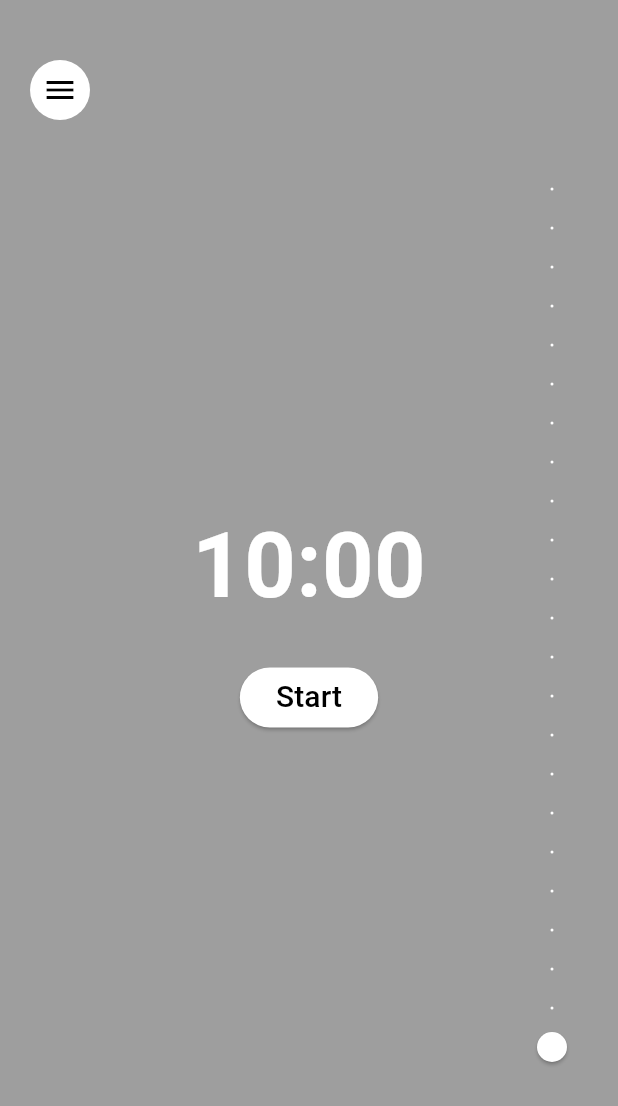
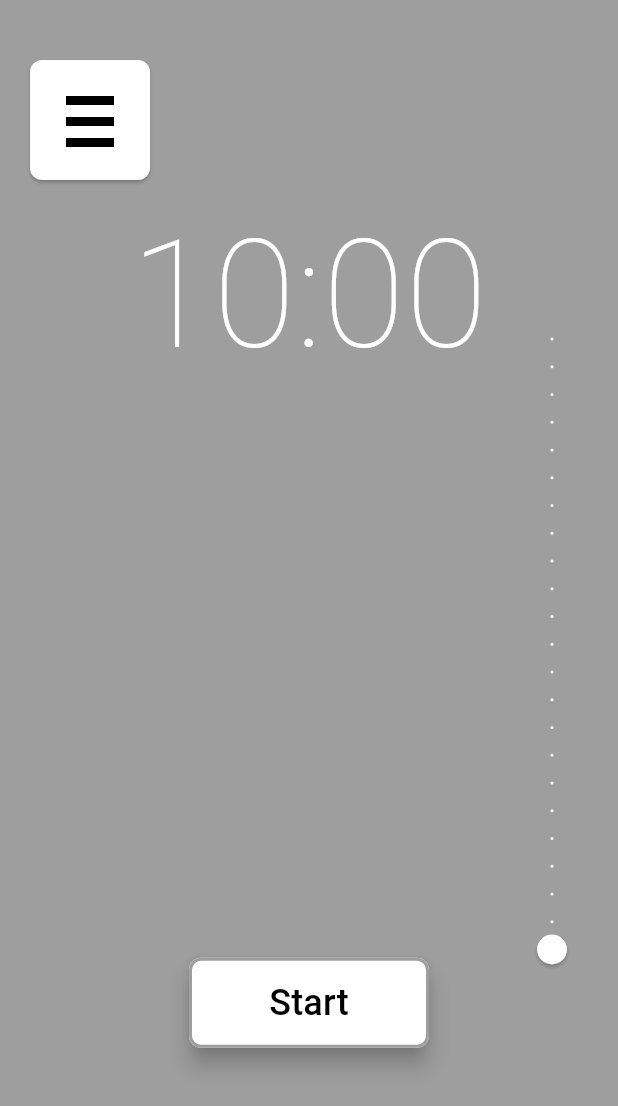
Before and after one commit to Jozephh/cj_study_timer, a Flutter app: the screen it shows after launch, on a phone screen of 412 x 824 dp. Shown: the top 1106 px of the screen. Run offline on Flutter 3.47's test engine with Material 3 defaults, Android fonts, the light colour scheme and no system bars; our stand-ins replace google_fonts.

Commit message:
Changes to slier and more

```diff
--- a/cj_study_timer/lib/main.dart
+++ b/cj_study_timer/lib/main.dart
@@ -32,7 +32,7 @@ class TimerScreen extends StatefulWidget {
 }
 
 class _TimerScreenState extends State<TimerScreen>
-    with SingleTickerProviderStateMixin {
+    with TickerProviderStateMixin {
   double _sliderValue = 10; // Default to 10 minutes
   int _timeInSeconds = 600; // 10 minutes in seconds
   Timer? _timer;
@@ -40,6 +40,7 @@ class _TimerScreenState extends State<TimerScreen>
   late int _initialTimeInSeconds;
   bool _showMenu = false; // Menu visibility state
   late AnimationController _animationController; // Animation for slider
+  late AnimationController _menuController; // Animation for menu slide
 
   @override
   void initState() {
@@ -48,6 +49,10 @@ class _TimerScreenState extends State<TimerScreen>
     _animationController = AnimationController(
       vsync: this,
       duration: const Duration(milliseconds: 600),
+    );
+    _menuController = AnimationController(
+      vsync: this,
+      duration: const Duration(milliseconds: 400), // Menu slide duration
     );
   }
 
@@ -81,7 +86,7 @@ class _TimerScreenState extends State<TimerScreen>
     setState(() {
       _isRunning = false;
       _timeInSeconds = _initialTimeInSeconds;
-      _animationController.reverse(); // Bring the slider back when cancel
+      _animationController.reverse(); // Bring the slider back when canceled
     });
   }
 
@@ -97,19 +102,60 @@ class _TimerScreenState extends State<TimerScreen>
       backgroundColor: Colors.grey, // Grey background
       body: Stack(
         children: [
-          // Menu Button
+          // Menu Button (Square-shaped with bigger, bolder lines)
           Positioned(
             top: 40,
             left: 20,
-            child: CircleAvatar(
+            child: SizedBox(
+              width: 80, // Menu button size
+              height: 80,
+              child: ElevatedButton(
+                style: ElevatedButton.styleFrom(
+                  shape: RoundedRectangleBorder(
+                    borderRadius: BorderRadius.circular(8), // Square shape
+                  ),
                   backgroundColor: Colors.white,
-              child: IconButton(
-                icon: const Icon(Icons.menu, color: Colors.black),
+                ),
                 onPressed: () {
                   setState(() {
                     _showMenu = !_showMenu;
+                    if (_showMenu) {
+                      _menuController.forward(); // Slide menu in
+                    } else {
+                      _menuController.reverse(); // Slide menu out
+                    }
                   });
                 },
+                // Custom lines for the menu button
+                child: Stack(
+                  alignment: Alignment.center,
+                  children: [
+                    Positioned(
+                      top: 24,
+                      child: Container(
+                        width: 40,
+                        height: 6,
+                        color: Colors.black,
+                      ),
+                    ),
+                    Positioned(
+                      top: 38,
+                      child: Container(
+                        width: 40,
+                        height: 6,
+                        color: Colors.black,
+                      ),
+                    ),
+                    Positioned(
+                      top: 52,
+                      child: Container(
+                        width: 40,
+                        height: 6,
+                        color: Colors.black,
+                      ),
+                    ),
+                  ],
+                ),
               ),
             ),
           ),
@@ -120,14 +166,20 @@ class _TimerScreenState extends State<TimerScreen>
               children: [
                 Text(
                   _formattedTime,
-                  style: const TextStyle(
+                  style: GoogleFonts.roboto(
+                    textStyle: const TextStyle(
+                      fontSize: 100, // Much larger timer font
+                      fontWeight: FontWeight.w100, // Thin style for timer
                       color: Colors.white,
-                    fontSize: 60,
-                    fontWeight: FontWeight.bold,
                     ),
                   ),
-                const SizedBox(height: 20),
-                ElevatedButton(
+                ),
+                const SizedBox(
+                    height: 370), // Added space between timer and button
+                SizedBox(
+                  width: 160, // Proportional size for the start button
+                  height: 60,
+                  child: ElevatedButton(
                     onPressed: _startTimer,
                     style: ElevatedButton.styleFrom(
                       backgroundColor: _isRunning
@@ -135,16 +187,20 @@ class _TimerScreenState extends State<TimerScreen>
                               0xFFEF9A9A) // Soft pastel red when running
                           : Colors.white,
                       foregroundColor: _isRunning ? Colors.white : Colors.black,
-                    side: _isRunning
-                        ? const BorderSide(color: Color(0xFFF48FB1), width: 2.0)
-                        : null,
+                      side: const BorderSide(
+                          color: Colors.grey, width: 2.0), // Light grey border
+                      shadowColor: Colors.black, // Shading for the button
+                      elevation: 6, // Add depth to the button
                       shape: RoundedRectangleBorder(
-                      borderRadius: BorderRadius.circular(30),
+                        borderRadius:
+                            BorderRadius.circular(8), // Rounded corners
                       ),
                     ),
                     child: Text(
                       _isRunning ? "Cancel" : "Start",
-                    style: const TextStyle(fontSize: 20),
+                      style: const TextStyle(
+                          fontSize: 24), // Larger font in button
+                    ),
                   ),
                 ),
               ],
@@ -155,11 +211,9 @@ class _TimerScreenState extends State<TimerScreen>
             animation: _animationController,
             builder: (context, child) {
               return Positioned(
-                top: 100,
-                right: 20 -
-                    (_animationController.value *
-                        200), // Moves right and "squishes"
-                bottom: 100,
+                top: 200, // Align to middle of the start button
+                right: 20 - (_animationController.value * 200), // Slide in/out
+                bottom: 165, // Align to middle of the timer
                 child: RotatedBox(
                   quarterTurns: 3,
                   child: Opacity(
@@ -187,9 +241,14 @@ class _TimerScreenState extends State<TimerScreen>
               );
             },
           ),
-          // Menu (Clicking the left side doesn't close the menu)
+          // Menu (Sliding to open)
           if (_showMenu)
-            Row(
+            SlideTransition(
+              position: Tween<Offset>(
+                begin: const Offset(-1, 0), // Start from left
+                end: Offset.zero, // Slide in to normal position
+              ).animate(_menuController),
+              child: Row(
                 children: [
                   Expanded(
                     child: Container(
@@ -216,16 +275,18 @@ class _TimerScreenState extends State<TimerScreen>
                     child: GestureDetector(
                       onTap: () {
                         setState(() {
-                        _showMenu = false; // Close the menu
+                          _showMenu = false;
+                          _menuController.reverse(); // Slide menu out
                         });
                       },
                       child: Container(
-                      color:
-                          Colors.black.withOpacity(0.5), // Darkened right half
+                        color: Colors.black
+                            .withOpacity(0.5), // Darkened right half
                       ),
                     ),
                   ),
                 ],
+              ),
             ),
         ],
       ),
@@ -248,6 +309,7 @@ class _TimerScreenState extends State<TimerScreen>
   void dispose() {
     _timer?.cancel();
     _animationController.dispose();
+    _menuController.dispose(); // Dispose menu controller
     super.dispose();
   }
 }
```
Lines whose indentation alone changed are shown as unchanged.
